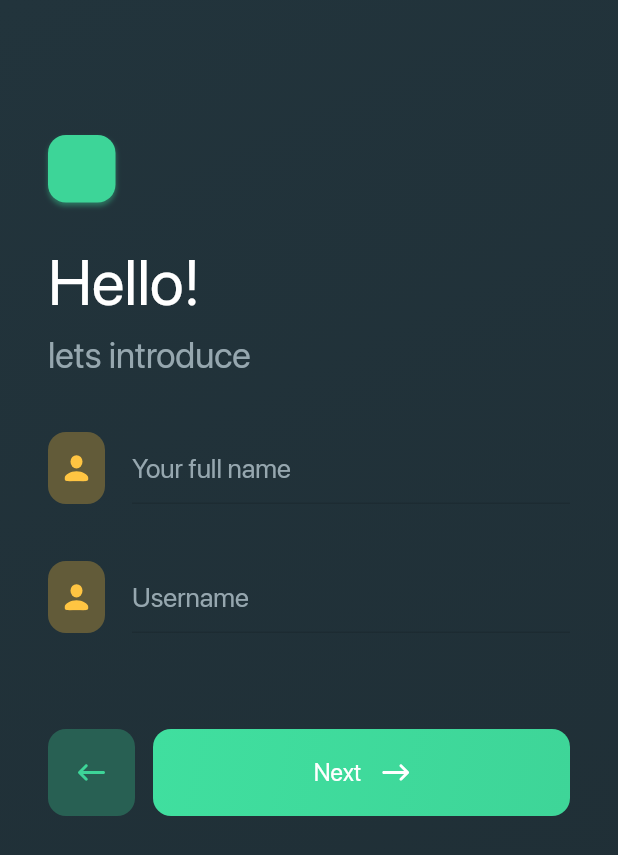
After one commit to MarsXan/Marvie, a Flutter app: the SignUpInfo1Screen screen opened directly, on a phone screen of 412 x 824 dp. The commit adds this screen. Shown: the top 855 px of the screen. Run offline on Flutter 3.47's test engine with Material 2 defaults, Android fonts, the light colour scheme and no system bars; our stand-ins replace dotted_border, flutter_svg, get, smooth_page_indicator.

Commit message:
signup step 1

```diff
--- /dev/null
+++ b/lib/presentation/authentication/authentication_header.widget.dart
@@ -0,0 +1,47 @@
+import 'package:flutter/material.dart';
+import 'package:marvie/core/theme/colors.dart';
+import 'package:marvie/core/theme/text_styles.dart';
+
+class AuthenticationHeader extends StatelessWidget {
+  const AuthenticationHeader(
+      {Key? key, required this.title, required this.content})
+      : super(key: key);
+  final String title;
+  final String content;
+
+  @override
+  Widget build(BuildContext context) {
+    return Column(
+      crossAxisAlignment: CrossAxisAlignment.start,
+      children: [
+        Container(
+          width: 45,
+          height: 45,
+          decoration: BoxDecoration(
+              borderRadius: BorderRadius.circular(12),
+              color: green300d,
+              boxShadow: [
+                BoxShadow(
+                    color: green300d.withOpacity(0.4),
+                    offset: const Offset(0, 2),
+                    blurRadius: 2)
+              ]),
+        ),
+        const SizedBox(
+          height: 28,
+        ),
+        Text(
+          title,
+          style: extraLargeTitleStyle,
+        ),
+        const SizedBox(
+          height: 9,
+        ),
+        Text(
+          content,
+          style: whiteNormalMediumHeadingStyle.copyWith(color: darkGreen300d),
+        )
+      ],
+    );
+  }
+}
--- a/lib/presentation/login/login_input.widget.dart
+++ b/lib/presentation/authentication/authentication_input.widget.dart
@@ -4,14 +4,15 @@ import 'package:flutter_svg/flutter_svg.dart';
 import 'package:marvie/core/theme/colors.dart';
 import 'package:marvie/core/theme/text_styles.dart';
 
-class LoginInput extends StatefulWidget {
-  const LoginInput(
+class AuthenticationInput extends StatefulWidget {
+  const AuthenticationInput(
       {Key? key,
       required this.icon,
       required this.iconColor,
       required this.iconBackgroundColor,
       required this.hint,
-      this.isSecureText = false})
+      this.isSecureText = false,
+      required this.controller})
       : super(key: key);
 
   final String icon;
@@ -19,12 +20,13 @@ class LoginInput extends StatefulWidget {
   final Color iconBackgroundColor;
   final String hint;
   final bool isSecureText;
+  final TextEditingController controller;
 
   @override
-  State<LoginInput> createState() => _LoginInputState();
+  State<AuthenticationInput> createState() => _AuthenticationInputState();
 }
 
-class _LoginInputState extends State<LoginInput> {
+class _AuthenticationInputState extends State<AuthenticationInput> {
   late bool _isObscureText = widget.isSecureText;
 
   @override
@@ -54,6 +56,7 @@ class _LoginInputState extends State<LoginInput> {
           alignment: Alignment.centerRight,
           children: [
             TextField(
+              controller: widget.controller,
               obscureText: _isObscureText,
               enableSuggestions: !_isObscureText,
               autocorrect: !_isObscureText,
@@ -63,10 +66,10 @@ class _LoginInputState extends State<LoginInput> {
                 hintText: widget.hint,
                 hintStyle: darkGreenInputStyle,
                 enabledBorder: const UnderlineInputBorder(
-                  borderSide: BorderSide(color: darkGreen50d, width: 1.5),
+                  borderSide: BorderSide(color: Colors.black12, width: 1),
                 ),
                 focusedBorder: const UnderlineInputBorder(
-                  borderSide: BorderSide(color: Colors.black38, width: 1.5),
+                  borderSide: BorderSide(color: Colors.black26, width: 1),
                 ),
                 // suffixIcon: Icon(Icons.visibility)
               ),
--- /dev/null
+++ b/lib/presentation/authentication/sign_up_info1.screen.dart
@@ -0,0 +1,76 @@
+import 'package:flutter/material.dart';
+import 'package:get/get.dart';
+import 'package:marvie/core/components/buttons/direction_buttons.widget.dart';
+import 'package:marvie/core/theme/colors.dart';
+
+import 'authentication_header.widget.dart';
+import 'authentication_input.widget.dart';
+
+class SignUpInfo1Screen extends StatefulWidget {
+  const SignUpInfo1Screen({Key? key}) : super(key: key);
+
+  @override
+  State<SignUpInfo1Screen> createState() => _SignUpInfo1ScreenState();
+}
+
+class _SignUpInfo1ScreenState extends State<SignUpInfo1Screen> {
+  final TextEditingController _fullNameController = TextEditingController();
+  final TextEditingController _usernameController = TextEditingController();
+
+  @override
+  Widget build(BuildContext context) {
+    return Container(
+      decoration: const BoxDecoration(gradient: darkGreenGradient),
+      child: Scaffold(
+        backgroundColor: Colors.transparent,
+        body: SafeArea(
+          child: SingleChildScrollView(
+            child: Padding(
+              padding: const EdgeInsets.only(left: 32, top: 90, right: 32),
+              child: Column(
+                crossAxisAlignment: CrossAxisAlignment.start,
+                children: [
+                  const AuthenticationHeader(
+                    title: 'Hello!',
+                    content: 'lets introduce',
+                  ),
+                  const SizedBox(
+                    height: 37,
+                  ),
+                  AuthenticationInput(
+                    iconColor: yellow300d,
+                    hint: 'Your full name',
+                    iconBackgroundColor: yellow50d,
+                    icon: 'asset/icons/filled_user_icon.svg',
+                    controller: _fullNameController,
+                  ),
+                  const SizedBox(
+                    height: 38,
+                  ),
+                  AuthenticationInput(
+                    iconColor: yellow300d,
+                    hint: 'Username',
+                    iconBackgroundColor: yellow50d,
+                    icon: 'asset/icons/filled_user_icon.svg',
+                    controller: _usernameController,
+                  ),
+                  const SizedBox(
+                    height: 64,
+                  ),
+                  DirectionButtons(
+                      onNextPress: () {},
+                      onPreviousPress: () {
+                        Get.back();
+                      }),
+                  const SizedBox(
+                    height: 18,
+                  ),
+                ],
+              ),
+            ),
+          ),
+        ),
+      ),
+    );
+  }
+}
```
Also changed, not shown: lib/presentation/authentication/sign_in.screen.dart (renamed from lib/presentation/login/login.screen.dart, +31 -37 lines), lib/presentation/onBoarding/on_boarding.screen.dart (+16 -27 lines).
